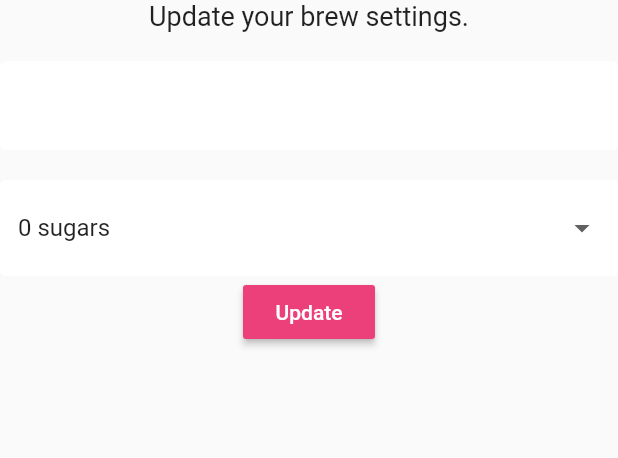
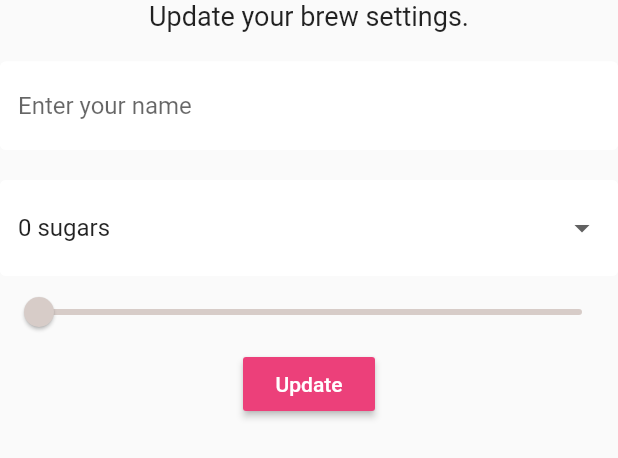
Before and after one commit to komangkrisnanda/brew-crew, a Flutter app: the SettingsForm widget shown alone on an empty page, opened directly, on a phone screen of 412 x 824 dp. Shown: the top 458 px of the screen. Run offline on Flutter 3.47's test engine with Material 2 defaults, Android fonts, the phone set to English and light mode, and no system bars; our stand-ins replace cloud_firestore, firebase_auth, flutter_spinkit; accounts and stored records are empty.

Commit message:
Add sliders on bottom sheet forms

```diff
--- a/lib/pages/home/settings_form.dart
+++ b/lib/pages/home/settings_form.dart
@@ -29,7 +29,7 @@ class _SettingsFormState extends State<SettingsForm> {
           ),
           SizedBox(height: 20.0),
           TextFormField(
-            decoration: textInputDecoration,
+            decoration: textInputDecoration.copyWith(hintText: 'Enter your name'),
             validator: (val) => val.isEmpty ? 'Please enter a name' : null,
             onChanged: (val) => setState(() => _currentName = val)
           ),
@@ -47,6 +47,15 @@ class _SettingsFormState extends State<SettingsForm> {
             onChanged: (val) => setState(() => _currentSugars = val),
           ),
           //Slider
+          Slider(
+            value: (_currentStrength ?? 100).toDouble(),
+            activeColor: Colors.brown[_currentStrength ?? 100],
+            inactiveColor: Colors.brown[_currentStrength ?? 100],
+            min: 100,
+            max: 900,
+            divisions: 8,
+            onChanged: (val) => setState(() => _currentStrength = val.round()),
+          ),
           RaisedButton(
             color: Colors.pink[400],
             child: Text(
```
